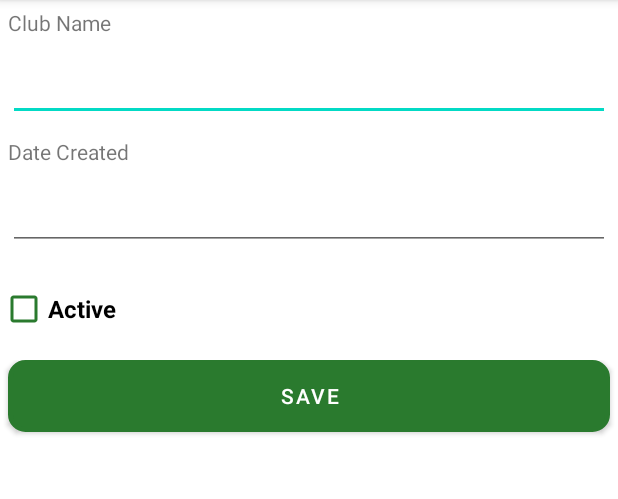
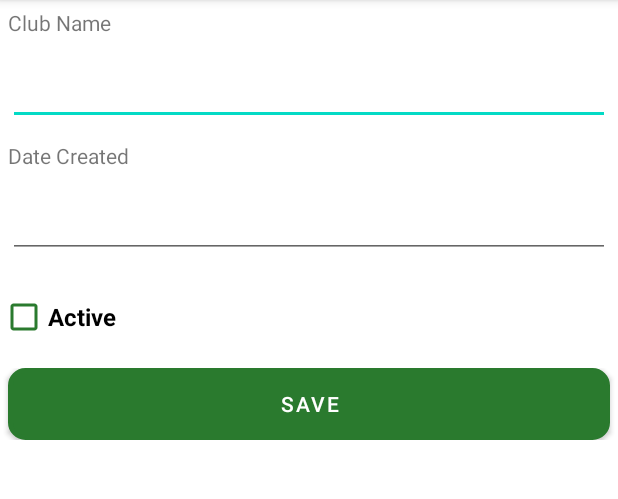
Before and after one commit to jackkistler/Golf-App, an Android app: the screen it shows after launch (ClubDetailsActivity), after a tap on "STROKE DATA", on a phone screen of 412 x 824 dp, the part 84-583 px from its top. Run offline under Robolectric (Android 15) with nearby library versions, the phone set to English and light mode, and no system bars.

```diff
--- a/app/src/main/res/layout/activity_club_details.xml
+++ b/app/src/main/res/layout/activity_club_details.xml
@@ -20,7 +20,10 @@
         android:layout_height="wrap_content"
         android:layout_margin="5dp"
         android:ems="10"
-        android:inputType="textPersonName" />
+        android:inputType="textPersonName"
+        android:minHeight="48dp"
+        android:textStyle="bold"
+        tools:ignore="SpeakableTextPresentCheck" />
 
     <TextView
         android:id="@+id/lblDateCreated"
@@ -36,7 +39,9 @@
         android:layout_margin="5dp"
         android:editable="false"
         android:ems="10"
-        android:inputType="none" />
+        android:inputType="none"
+        android:minHeight="48dp"
+        tools:ignore="SpeakableTextPresentCheck" />
 
     <LinearLayout
         android:layout_width="match_parent"
@@ -47,26 +52,21 @@
 
         <CheckBox
             android:id="@+id/chkActive"
-            android:layout_width="wrap_content"
+            android:layout_width="0dp"
             android:layout_height="wrap_content"
+            android:layout_weight="1"
             android:buttonTint="@color/dark_green"
             android:text="@string/lbl_active"
             android:textSize="16sp"
             android:textStyle="bold" />
 
-        <View
-            android:layout_width="0dp"
-            android:layout_height="0dp"
-            android:layout_marginLeft="10dp"
-            android:layout_marginRight="10dp"
-            android:layout_weight="1" />
-
         <Button
             android:id="@+id/btnRecordStroke"
-            android:layout_width="wrap_content"
+            android:layout_width="0dp"
             android:layout_height="wrap_content"
             android:layout_marginLeft="10dp"
             android:layout_marginRight="10dp"
+            android:layout_weight="2"
             android:background="@drawable/layout_bg"
             android:text="@string/btn_add_stroke"
             android:visibility="gone" />
@@ -75,7 +75,7 @@
 
     <LinearLayout
         android:layout_width="match_parent"
-        android:layout_height="match_parent"
+        android:layout_height="wrap_content"
         android:orientation="horizontal">
 
         <Button
@@ -107,6 +107,7 @@
             android:layout_marginRight="5dp"
             android:layout_weight="1"
             android:background="@drawable/layout_bg"
+
             android:text="@string/btn_delete"
             android:visibility="gone" />
     </LinearLayout>
@@ -115,6 +116,7 @@
         android:id="@+id/lsClubStrokes"
         android:layout_width="match_parent"
         android:layout_height="wrap_content"
+        android:layout_marginTop="10dp"
         android:fadeScrollbars="false"
         android:scrollbarFadeDuration="0"
         android:scrollbarSize="10dip"
--- a/app/src/main/res/layout/activity_stroke_details.xml
+++ b/app/src/main/res/layout/activity_stroke_details.xml
@@ -127,10 +127,11 @@
         android:id="@+id/btnDelete"
         android:layout_width="match_parent"
         android:layout_height="wrap_content"
+        android:layout_marginLeft="20dp"
         android:layout_marginRight="20dp"
-        android:layout_marginLeft="20dp"
         android:background="@drawable/layout_bg"
         android:text="@string/btn_delete"
-        android:visibility="gone" />
+        android:visibility="gone"
+         />
 
 </LinearLayout>
--- a/app/src/main/res/layout/activity_stroke_list.xml
+++ b/app/src/main/res/layout/activity_stroke_list.xml
@@ -17,8 +17,8 @@
         android:id="@+id/btnStrokeSummary"
         android:layout_width="match_parent"
         android:layout_height="wrap_content"
-        android:text="Button"
-        tools:text="@string/stroke_summary" />
+        android:text="@string/stroke_summary"
+        />
 
     <ListView
         android:id="@+id/lsStrokes"
--- a/app/src/main/res/values/strings.xml
+++ b/app/src/main/res/values/strings.xml
@@ -21,10 +21,16 @@
     <string name="push">Push</string>
     <string name="fade">Fade</string>
     <string name="slice">Slice</string>
-    <string name="lbl_num_strokes">Total Strokes</string>
+    <string name="lbl_num_strokes">Total Strokes: </string>
     <string name="stroke_summary">Stroke Summary</string>
     <string name="unused_direction">N/A</string>
     <string name="btn_club_summary">Summary</string>
+    <string name="btn_about">About</string>
+    <string name="about_msg">"This app was created as my final project in Mobile Applications Development - Spring 2023
+
+I hope you are getting good use out of it!
+
+    - Jackson Kistler"</string>
 
 
     <string-array name="direction_spinner_data">
```
Also changed, not shown: app/src/debug/res/drawable-anydpi-v24/ic_info.xml (added, +15 -0 lines), app/src/main/java/com/example/golfapp/ClubDetailsActivity.java (+12 -9 lines), app/src/main/java/com/example/golfapp/MainActivity.java (+23 -0 lines), app/src/main/java/com/example/golfapp/StrokeSummaryActivity.java (+24 -26 lines), app/src/main/res/drawable/delete_button.xml (added, +14 -0 lines), app/src/main/res/layout/activity_main.xml (+17 -6 lines), app/src/main/res/layout/activity_stoke_summary.xml (+20 -26 lines), app/src/debug/res/drawable-hdpi/ic_info.png (added), app/src/debug/res/drawable-mdpi/ic_info.png (added), app/src/debug/res/drawable-xhdpi/ic_info.png (added), app/src/debug/res/drawable-xxhdpi/ic_info.png (added).
